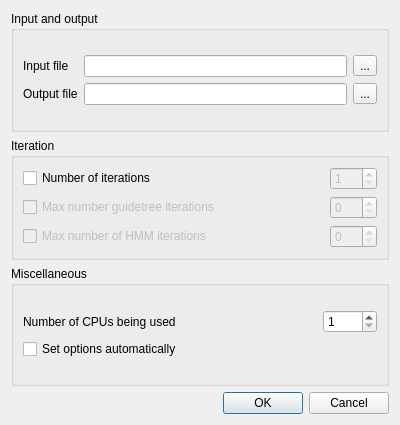
violethaze74/ugene, file src/plugins/external_tool_support/src/clustalo/ClustalOSupportRunDialog.ui: the form before one commit.
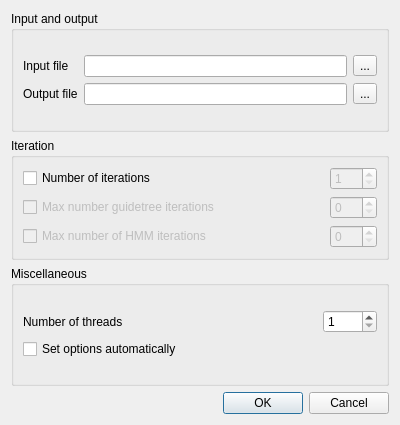
The form after the commit.

Commit message:
Rename 'Number of CPUs being used' to 'Number of threads' (#778)
This way it correlates with the original BLAST option (num_threads) and sounds better.

The edit to the form file:
```diff
--- a/src/plugins/external_tool_support/src/clustalo/ClustalOSupportRunDialog.ui
+++ b/src/plugins/external_tool_support/src/clustalo/ClustalOSupportRunDialog.ui
@@ -224,7 +224,7 @@
             <item row="0" column="0">
              <widget class="QLabel" name="label">
               <property name="text">
-               <string>Number of CPUs being used</string>
+               <string>Number of threads</string>
               </property>
              </widget>
             </item>
```
The commit also changes 3 other files.
